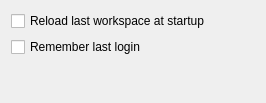
This is Srt.QT/tt3-gui/GeneralStartupPreferencesEditor.ui in akapustiatyahoocouk/TimeTracker3 as Qt 5 draws it before an edit. The edited form follows.
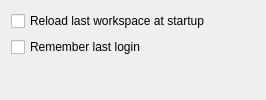
This is the edited form.

The edit to the form file:
```diff
--- a/Srt.QT/tt3-gui/GeneralStartupPreferencesEditor.ui
+++ b/Srt.QT/tt3-gui/GeneralStartupPreferencesEditor.ui
@@ -7,7 +7,7 @@
     <x>0</x>
     <y>0</y>
     <width>266</width>
-    <height>103</height>
+    <height>100</height>
    </rect>
   </property>
   <property name="windowTitle">
```
